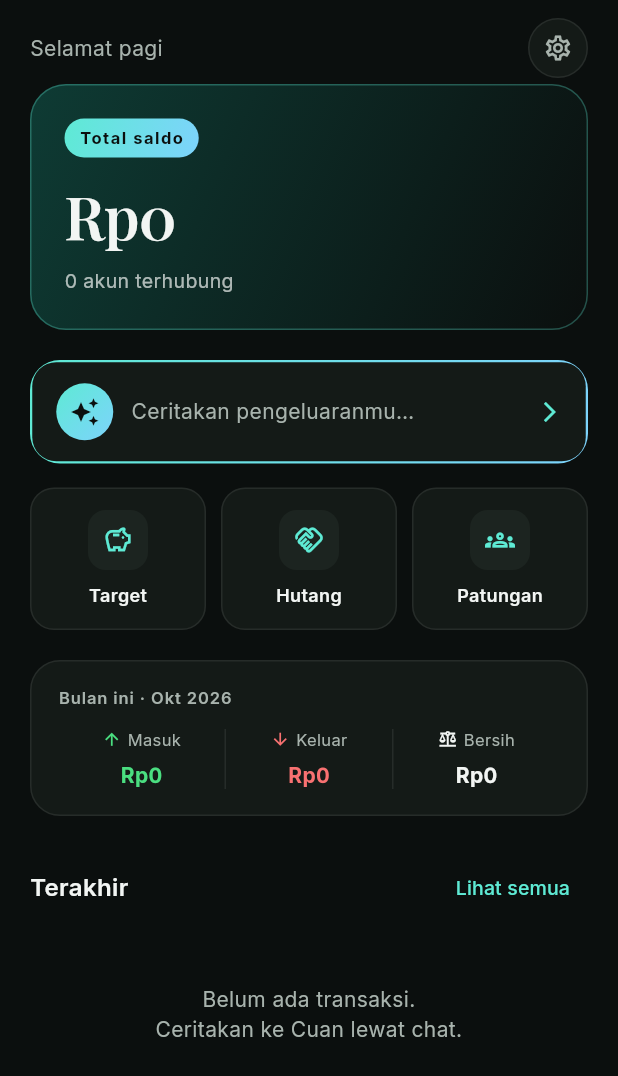
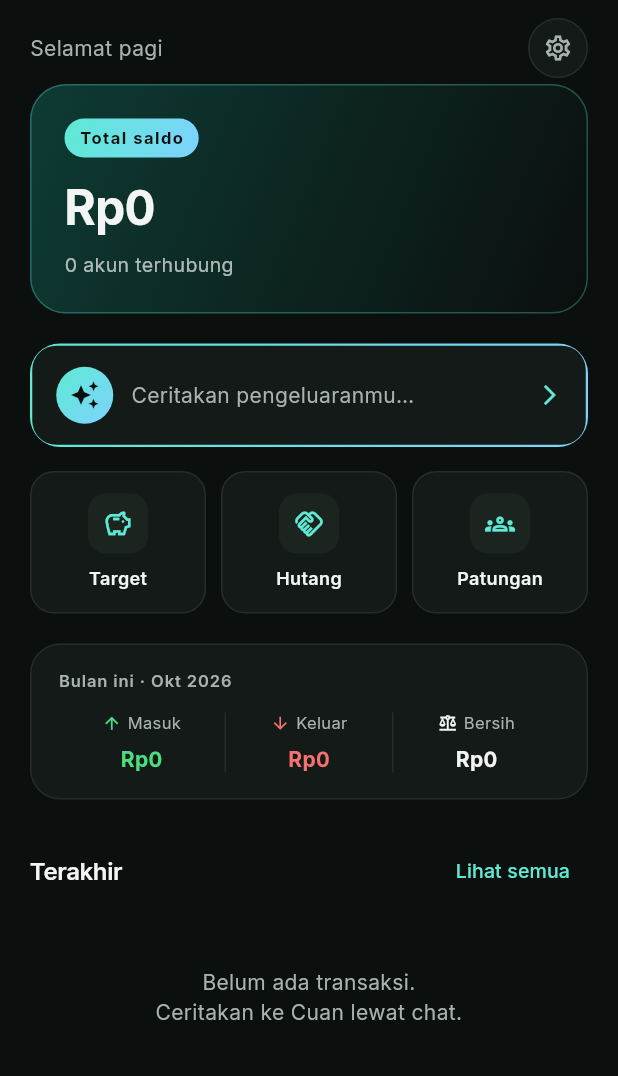
Before and after one commit to arifhidayat65/cuan-mobile, a Flutter app: the HomePage screen opened directly, on a phone screen of 412 x 824 dp. Shown: the top 1076 px of the screen. Run offline on Flutter 3.47's test engine with Material 3 defaults, Android fonts, the phone set to English and light mode, and no system bars; our stand-ins replace cookie_jar, dio, dio_cookie_manager, equatable, firebase_core, firebase_messaging and 7 more; accounts and stored records are empty; network calls fail.

Commit message:
feat(flutter): redesign home ala startup (hierarki teks + motion)

```diff
--- a/lib/core/widgets/animated_balance.dart
+++ b/lib/core/widgets/animated_balance.dart
@@ -63,7 +63,10 @@ class _AnimatedBalanceState extends State<AnimatedBalance>
       animation: _anim,
       builder: (_, __) => Text(
         idr(_anim.value),
-        style: LedgerTheme.displaySerif(40, color: widget.color),
+        // Hero number uses the displayLarge token; the hero card background
+        // is always dark, so keep the text light in both theme modes.
+        style: LedgerTheme.displayLarge
+            .copyWith(color: widget.color ?? LedgerTheme.text),
       ),
     );
   }
--- a/lib/features/home/presentation/home_page.dart
+++ b/lib/features/home/presentation/home_page.dart
@@ -68,9 +68,8 @@ class _HomePageState extends State<HomePage> {
                     children: [
                       Text(
                         greeting,
-                        style: TextStyle(
+                        style: LedgerTheme.bodyMedium.copyWith(
                           color: LedgerTheme.muted,
-                          fontSize: 14,
                         ),
                       ),
                       GestureDetector(
@@ -98,7 +97,9 @@ class _HomePageState extends State<HomePage> {
                   ),
                   const SizedBox(height: 4),
                   // Hero card — the one big object. Serif balance, no glow.
+                  // Staggered entrance: hero first, then sections below.
                   FadeIn(
+                      duration: const Duration(milliseconds: 250),
                       child: Container(
                     width: double.infinity,
                     padding: const EdgeInsets.all(22),
@@ -145,10 +146,12 @@ class _HomePageState extends State<HomePage> {
                         SizedBox(height: 6),
                         Text(
                           '${state.accounts.length} akun terhubung',
-                          style: TextStyle(
-                            color:
-                                const Color(0xFFF2F5F3).withValues(alpha: 0.7),
+                          // Hero card bg is always dark — caption sized,
+                          // light ink at 70% for both theme modes.
+                          style: LedgerTheme.caption.copyWith(
                             fontSize: 13,
+                            color: const Color(0xFFF2F5F3)
+                                .withValues(alpha: 0.7),
                           ),
                         ),
                       ],
@@ -157,13 +160,17 @@ class _HomePageState extends State<HomePage> {
                   const SizedBox(height: 20),
                   // AI prompt bar — the super power, one tap away.
                   FadeIn(
-                    delay: const Duration(milliseconds: 80),
+                    delay: const Duration(milliseconds: 60),
+                    duration: const Duration(milliseconds: 250),
                     child: _AiPromptBar(onTap: () => _goAssistant(context)),
                   ),
                   const SizedBox(height: 16),
                   // Quick actions — savings, debts, split bill.
                   // Single consistent treatment: solid tile, accent icon.
-                  Row(
+                  FadeIn(
+                    delay: const Duration(milliseconds: 120),
+                    duration: const Duration(milliseconds: 250),
+                    child: Row(
                     children: [
                       _quickAction(
                         context,
@@ -187,32 +194,45 @@ class _HomePageState extends State<HomePage> {
                       ),
                     ],
                     ),
+                  ),
                   const SizedBox(height: 20),
-                  _MonthStrip(stats: state.monthlyStats),
+                  FadeIn(
+                    delay: const Duration(milliseconds: 180),
+                    duration: const Duration(milliseconds: 250),
+                    child: _MonthStrip(stats: state.monthlyStats),
+                  ),
                   const SizedBox(height: 24),
-                  Row(
+                  FadeIn(
+                    delay: const Duration(milliseconds: 220),
+                    duration: const Duration(milliseconds: 250),
+                    child: Row(
                       mainAxisAlignment: MainAxisAlignment.spaceBetween,
                       children: [
                         Text(
                           'Terakhir',
-                        style: TextStyle(
-                          color: LedgerTheme.text,
-                          fontSize: 16,
-                          fontWeight: FontWeight.w600,
-                        ),
+                          style: LedgerTheme.headlineMedium
+                              .copyWith(fontSize: 16),
                         ),
                       TextButton(
                         onPressed: () =>
                             context.read<NavigationCubit>().selectTab(1),
                         child: Text(
                           'Lihat semua',
+                          // Interactive link — accent is correct here.
                           style: TextStyle(
                               color: LedgerTheme.accent, fontSize: 13),
                         ),
                       ),
                     ],
                     ),
+                  ),
                   SizedBox(height: 8),
+                  FadeIn(
+                    delay: const Duration(milliseconds: 260),
+                    duration: const Duration(milliseconds: 250),
+                    child: Column(
+                      crossAxisAlignment: CrossAxisAlignment.stretch,
+                      children: [
                         if (recent.isEmpty)
                           Padding(
                             padding: EdgeInsets.symmetric(vertical: 32),
@@ -220,7 +240,9 @@ class _HomePageState extends State<HomePage> {
                               child: Text(
                                 'Belum ada transaksi.\nCeritakan ke Cuan lewat chat.',
                                 textAlign: TextAlign.center,
-                          style: TextStyle(color: LedgerTheme.muted),
+                                style: LedgerTheme.bodyMedium.copyWith(
+                                  color: LedgerTheme.muted,
+                                ),
                               ),
                             ),
                           )
@@ -229,8 +251,13 @@ class _HomePageState extends State<HomePage> {
                           const SizedBox(height: 12),
                           const HealthScoreCard(),
                           const SizedBox(height: 16),
-                    ...recent.take(6).map((t) => TransactionTile(tx: t)),
+                          ...recent
+                              .take(6)
+                              .map((t) => TransactionTile(tx: t)),
                         ],
+                      ],
+                    ),
+                  ),
                 ],
               );
             },
@@ -273,9 +300,8 @@ class _HomePageState extends State<HomePage> {
               const SizedBox(height: 8),
               Text(
                 label,
-                style: TextStyle(
+                style: LedgerTheme.caption.copyWith(
                   color: LedgerTheme.text,
-                  fontSize: 12,
                   fontWeight: FontWeight.w600,
                 ),
               ),
@@ -326,7 +352,9 @@ class _AiPromptBar extends StatelessWidget {
               Expanded(
                 child: Text(
                   'Ceritakan pengeluaranmu…',
-                  style: TextStyle(color: LedgerTheme.muted, fontSize: 14),
+                  style: LedgerTheme.bodyMedium.copyWith(
+                    color: LedgerTheme.muted,
+                  ),
                 ),
               ),
               const Icon(
@@ -380,8 +408,7 @@ class _MonthStrip extends StatelessWidget {
         children: [
           Text(
             'Bulan ini · ${months[now.month]} ${now.year}',
-            style: TextStyle(
-              color: LedgerTheme.muted,
+            style: LedgerTheme.caption.copyWith(
               fontSize: 11,
               fontWeight: FontWeight.w600,
               letterSpacing: 0.6,
@@ -420,16 +447,17 @@ class _MonthStrip extends StatelessWidget {
             SizedBox(width: 4),
             Text(
               label,
-              style: TextStyle(color: LedgerTheme.muted, fontSize: 11),
+              style: LedgerTheme.caption.copyWith(fontSize: 11),
             ),
           ],
         ),
         const SizedBox(height: 6),
         Text(
           idrCompact(value),
-          style: TextStyle(
+          // Semantic data color (income/expense/neutral) — kept by design;
+          // hierarchy comes from the bodyMedium token + tabular figures.
+          style: LedgerTheme.bodyMedium.copyWith(
             color: color,
-            fontSize: 14,
             fontWeight: FontWeight.w700,
             fontFeatures: const [FontFeature.tabularFigures()],
           ),
```
Lines whose indentation alone changed are shown as unchanged.
